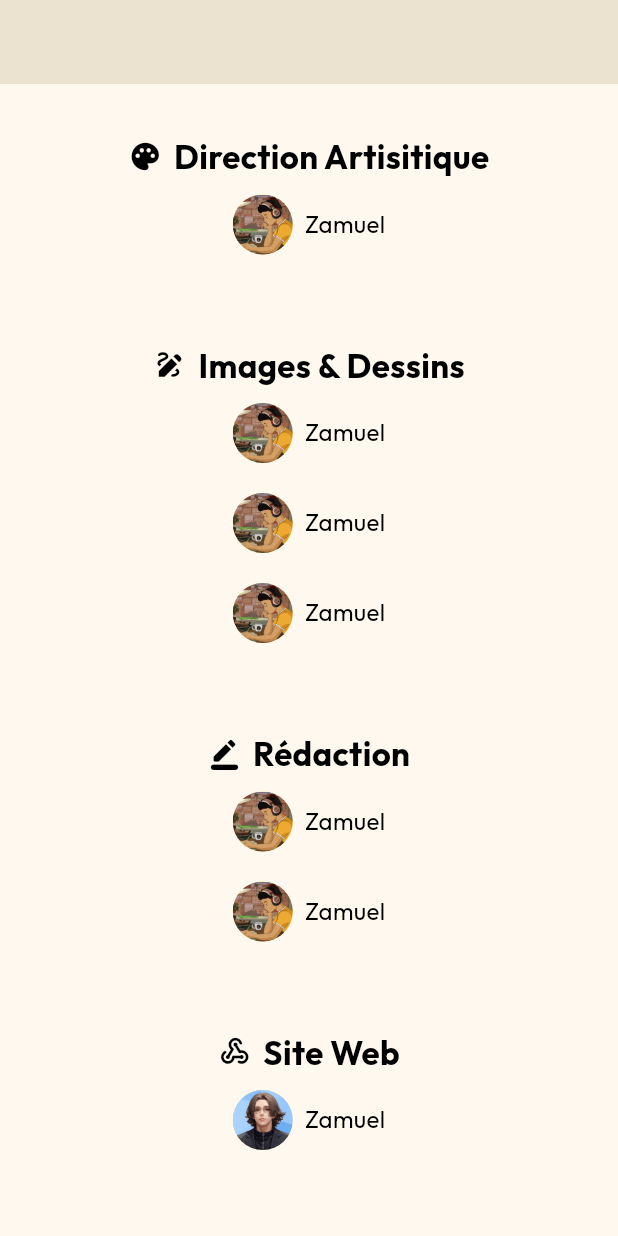
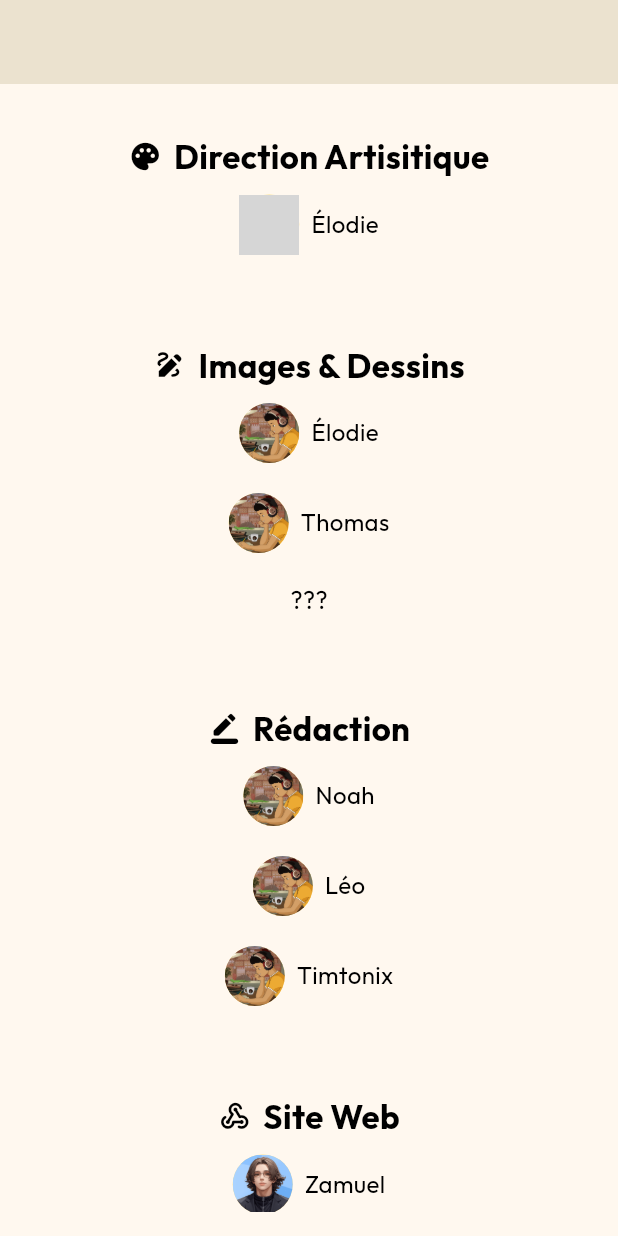
Before and after one commit to samuelaligator/PokeKerna, a Flutter app: the CreditPage screen opened directly, scrolled down 576 dp, on a phone screen of 412 x 824 dp. Run offline on Flutter 3.47's test engine with Material 3 defaults, Android fonts, the phone set to English and light mode, and no system bars; our stand-ins replace cached_network_image, flutter_cache_manager, flutter_local_notifications, package_info_plus, shared_preferences, timezone; missing offline and left inert: cryptography; accounts and stored records are empty; grey boxes are pictures that could not be loaded.

Commit message:
noms à jour

```diff
--- a/lib/pages/credit.dart
+++ b/lib/pages/credit.dart
@@ -40,7 +40,7 @@ class CreditPage extends StatelessWidget {
                   mainAxisAlignment: MainAxisAlignment.center),
               UserProfileRow(
                   picture: "assets/profile/funa.png",
-                  username: 'Zamuel',
+                  username: 'Guilhem',
                   mainAxisAlignment: MainAxisAlignment.center),
               SizedBox(height: 48),
               InfoRow(
@@ -50,8 +50,8 @@ class CreditPage extends StatelessWidget {
                   fontWeight: FontWeight.bold,
                   mainAxisAlignment: MainAxisAlignment.center),
               UserProfileRow(
-                  picture: "assets/profile/zam.png",
-                  username: 'Zamuel',
+                  picture: "assets/profile/elo.png",
+                  username: 'Élodie',
                   mainAxisAlignment: MainAxisAlignment.center),
               SizedBox(height: 48),
               InfoRow(
@@ -62,15 +62,14 @@ class CreditPage extends StatelessWidget {
                   mainAxisAlignment: MainAxisAlignment.center),
               UserProfileRow(
                   picture: "assets/profile/zam.png",
-                  username: 'Zamuel',
+                  username: 'Élodie',
                   mainAxisAlignment: MainAxisAlignment.center),
               UserProfileRow(
                   picture: "assets/profile/zam.png",
-                  username: 'Zamuel',
+                  username: 'Thomas',
                   mainAxisAlignment: MainAxisAlignment.center),
               UserProfileRow(
-                  picture: "assets/profile/zam.png",
-                  username: 'Zamuel',
+                  username: '???',
                   mainAxisAlignment: MainAxisAlignment.center),
               SizedBox(height: 48),
               InfoRow(
@@ -81,11 +80,15 @@ class CreditPage extends StatelessWidget {
                   mainAxisAlignment: MainAxisAlignment.center),
               UserProfileRow(
                   picture: "assets/profile/zam.png",
-                  username: 'Zamuel',
+                  username: 'Noah',
                   mainAxisAlignment: MainAxisAlignment.center),
               UserProfileRow(
                   picture: "assets/profile/zam.png",
-                  username: 'Zamuel',
+                  username: 'Léo',
+                  mainAxisAlignment: MainAxisAlignment.center),
+              UserProfileRow(
+                  picture: "assets/profile/zam.png",
+                  username: 'Timtonix',
                   mainAxisAlignment: MainAxisAlignment.center),
               SizedBox(height: 48),
               InfoRow(
```
